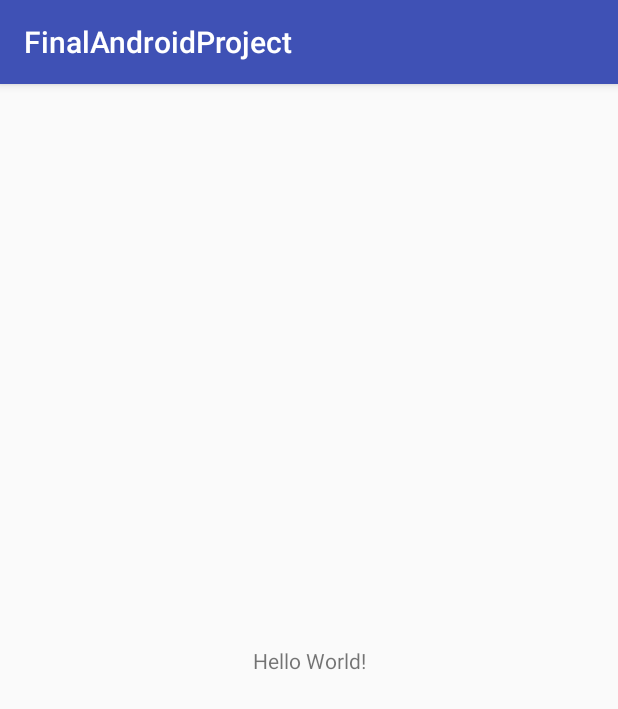
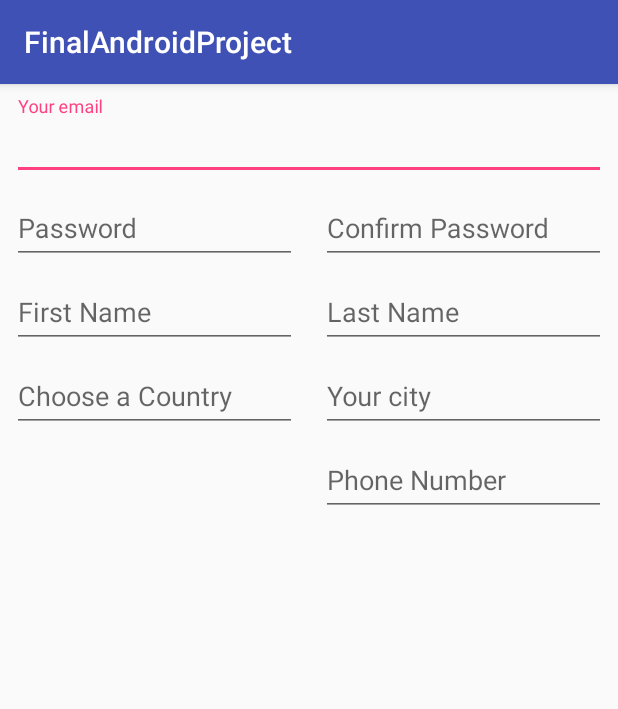
Before and after one commit to CamileDahdah/Android-Project, an Android app: the screen it shows after launch (MainActivity), on a phone screen of 412 x 824 dp. Shown: the top 709 px of the screen. Run offline under Robolectric (Android 15) with nearby library versions, the phone set to English and light mode, and no system bars; our stand-ins replace ButterKnife.

Commit message:
Add sign up layout

```diff
--- a/app/src/main/java/com/example/camilledahdah/finalandroidproject/MainActivity.java
+++ b/app/src/main/java/com/example/camilledahdah/finalandroidproject/MainActivity.java
@@ -1,13 +1,201 @@
 package com.example.camilledahdah.finalandroidproject;
 
+import android.content.Context;
+import android.os.Bundle;
+import android.support.design.widget.TextInputEditText;
+import android.support.design.widget.TextInputLayout;
 import android.support.v7.app.AppCompatActivity;
-import android.os.Bundle;
+import android.support.v7.widget.LinearLayoutManager;
+import android.support.v7.widget.RecyclerView;
+import android.text.Editable;
+import android.text.TextWatcher;
+import android.view.LayoutInflater;
+import android.view.View;
+import android.view.ViewGroup;
+import android.widget.ArrayAdapter;
+import android.widget.EditText;
+import android.widget.SimpleAdapter;
+import android.widget.Spinner;
+import android.widget.TextView;
+import android.widget.Toast;
+
+import java.util.ArrayList;
+import java.util.Collections;
+import java.util.List;
+import java.util.Locale;
+import java.util.zip.Inflater;
+
+
+import butterknife.BindView;
+import butterknife.ButterKnife;
+import butterknife.OnClick;
+import butterknife.OnFocusChange;
+
 
 public class MainActivity extends AppCompatActivity {
+
+    private SimpleAdapter adapter;
+
+    @BindView(R.id.recycler_view)
+    RecyclerView recyclerView;
+
+    @BindView(R.id.search)
+    public TextInputLayout search;
+
+    @BindView(R.id.search_text)
+    public TextInputEditText searchText;
+
+    List<String> countries = new ArrayList();
 
     @Override
     protected void onCreate(Bundle savedInstanceState) {
         super.onCreate(savedInstanceState);
-        setContentView(R.layout.activity_main);
+        setContentView(R.layout.signup);
+
+        ButterKnife.bind(this);
+
+        Locale[] locale = Locale.getAvailableLocales();
+
+        String country;
+
+        for( Locale loc : locale ){
+            country = loc.getDisplayCountry();
+            if( country.length() > 0 && !countries.contains(country) ){
+                countries.add( country );
+            }
+        }
+        Collections.sort(countries, String.CASE_INSENSITIVE_ORDER);
+
+        recyclerView.setHasFixedSize(true);
+        recyclerView.setLayoutManager(new LinearLayoutManager(this));
+
+        // call the adapter with argument list of items and context.
+        adapter = new SimpleAdapter(countries, this);
+        recyclerView.setAdapter(adapter);
+
+        recyclerView.setVisibility(View.INVISIBLE);
+
+        addTextListener();
+
+    }
+
+    @OnClick(R.id.search)
+    public void search() {
+        recyclerView.setVisibility(View.VISIBLE);
+
+    }
+
+    @OnFocusChange(R.id.search_text)
+    public void onFocusChange(boolean hasFocus) {
+
+        if (hasFocus) {
+            recyclerView.setVisibility(View.VISIBLE);
+        } else {
+            recyclerView.setVisibility(View.INVISIBLE);
+        }
+
+    }
+
+    public void addTextListener(){
+
+        searchText.addTextChangedListener(new TextWatcher() {
+
+            public void afterTextChanged(Editable s) {}
+
+            public void beforeTextChanged(CharSequence s, int start, int count, int after) {}
+
+            public void onTextChanged(CharSequence query, int start, int before, int count) {
+
+                recyclerView.setVisibility(View.VISIBLE);
+
+                query = query.toString().toLowerCase();
+
+                final List<String> filteredList = new ArrayList<>();
+
+                for (int i = 0; i < countries.size(); i++) {
+
+                    final String text = countries.get(i).toLowerCase();
+                    if (text.contains(query)) {
+
+                        filteredList.add(countries.get(i));
+                    }
+                }
+
+                recyclerView.setLayoutManager(new LinearLayoutManager(MainActivity.this));
+                adapter = new SimpleAdapter(filteredList, MainActivity.this);
+                recyclerView.setAdapter(adapter);
+                adapter.notifyDataSetChanged();  // data set changed
+            }
+        });
+    }
+
+    public class SimpleAdapter extends
+            RecyclerView.Adapter<SimpleAdapter.MyViewHolder> {
+
+        private List<String> list_item ;
+        public Context mcontext;
+
+
+
+        public SimpleAdapter(List<String> list, Context context) {
+
+            list_item = list;
+            mcontext = context;
+        }
+
+        // Called when RecyclerView needs a new RecyclerView.ViewHolder of the given type to represent an item.
+        @Override
+        public SimpleAdapter.MyViewHolder onCreateViewHolder(ViewGroup parent,
+                                                             int viewType) {
+            // create a layout
+            View view = LayoutInflater.from(parent.getContext()).inflate(
+                    R.layout.list_item, null);
+
+            MyViewHolder myViewHolder = new MyViewHolder(view);
+            return myViewHolder;
+        }
+
+        // Called by RecyclerView to display the data at the specified position.
+        @Override
+        public void onBindViewHolder(final MyViewHolder viewHolder, final int position ) {
+
+
+            viewHolder.country_name.setText(list_item.get(position));
+
+            viewHolder.country_name.setOnClickListener(new View.OnClickListener() {
+                @Override
+                public void onClick(View v) {
+
+                    Toast.makeText(mcontext, list_item.get(position),
+                            Toast.LENGTH_LONG).show();
+
+                    searchText.setText(list_item.get(position));
+                    recyclerView.setVisibility(View.INVISIBLE);
+                    //searchText.setFocusable(false);
+
+                }
+            });
+
+        }
+
+        // initializes textview in this class
+        public class MyViewHolder extends RecyclerView.ViewHolder {
+
+            public TextView country_name;
+
+            public MyViewHolder(View itemLayoutView) {
+                super(itemLayoutView);
+
+                country_name = itemLayoutView.findViewById(R.id.country_name);
+
+            }
+        }
+
+        //Returns the total number of items in the data set hold by the adapter.
+        @Override
+        public int getItemCount() {
+            return list_item.size();
+        }
+
     }
 }
--- a/app/src/main/res/layout/activity_main.xml
+++ /dev/null
@@ -1,18 +0,0 @@
-<?xml version="1.0" encoding="utf-8"?>
-<android.support.constraint.ConstraintLayout xmlns:android="http://schemas.android.com/apk/res/android"
-    xmlns:app="http://schemas.android.com/apk/res-auto"
-    xmlns:tools="http://schemas.android.com/tools"
-    android:layout_width="match_parent"
-    android:layout_height="match_parent"
-    tools:context="com.example.camilledahdah.finalandroidproject.MainActivity">
-
-    <TextView
-        android:layout_width="wrap_content"
-        android:layout_height="wrap_content"
-        android:text="Hello World!"
-        app:layout_constraintBottom_toBottomOf="parent"
-        app:layout_constraintLeft_toLeftOf="parent"
-        app:layout_constraintRight_toRightOf="parent"
-        app:layout_constraintTop_toTopOf="parent" />
-
-</android.support.constraint.ConstraintLayout>
--- /dev/null
+++ b/app/src/main/res/layout/list_item.xml
@@ -0,0 +1,20 @@
+<?xml version="1.0" encoding="utf-8"?>
+<android.support.constraint.ConstraintLayout
+    xmlns:android="http://schemas.android.com/apk/res/android" android:layout_width="match_parent"
+    android:layout_height="match_parent">
+
+    <RelativeLayout
+        android:layout_width="wrap_content"
+        android:layout_height="wrap_content">
+
+        <TextView
+            android:id="@+id/country_name"
+            android:layout_width="match_parent"
+            android:layout_height="wrap_content"
+            android:layout_alignParentTop="true"
+            android:textColor="#000000"
+            android:textSize="25dp" />
+
+    </RelativeLayout>
+
+</android.support.constraint.ConstraintLayout>
--- /dev/null
+++ b/app/src/main/res/layout/signup.xml
@@ -0,0 +1,189 @@
+<?xml version="1.0" encoding="utf-8"?>
+<RelativeLayout xmlns:android="http://schemas.android.com/apk/res/android"
+    xmlns:tools="http://schemas.android.com/tools"
+    android:layout_width="match_parent"
+    android:layout_height="match_parent"
+    tools:layout_editor_absoluteY="81dp">
+
+
+
+    <android.support.design.widget.TextInputLayout
+        android:id="@+id/email_placeholder"
+        android:layout_width="match_parent"
+        android:layout_height="wrap_content"
+        android:layout_alignParentStart="true"
+        android:layout_alignParentTop="true"
+        android:layout_marginTop="8dp"
+        android:layout_marginStart="8dp"
+        android:layout_marginEnd="8dp"
+
+        >
+
+        <android.support.design.widget.TextInputEditText
+            android:id="@+id/email"
+            android:layout_width="match_parent"
+            android:layout_height="wrap_content"
+            android:hint="Your email" />
+
+    </android.support.design.widget.TextInputLayout>
+
+
+    <android.support.design.widget.TextInputLayout
+        android:id="@+id/password_placeholder"
+        android:layout_width="match_parent"
+        android:layout_height="wrap_content"
+        android:layout_alignParentStart="true"
+        android:layout_toLeftOf="@id/centerShim"
+        android:layout_below="@id/email_placeholder"
+        android:layout_marginStart="8dp"
+        android:layout_marginEnd="8dp"
+
+        >
+
+        <android.support.design.widget.TextInputEditText
+            android:id="@+id/password"
+            android:layout_width="match_parent"
+            android:layout_height="wrap_content"
+            android:hint="Password" />
+
+    </android.support.design.widget.TextInputLayout>
+
+
+    <android.support.design.widget.TextInputLayout
+        android:id="@+id/confirm_password_placeholder"
+        android:layout_width="match_parent"
+        android:layout_height="wrap_content"
+        android:layout_toRightOf="@id/centerShim"
+        android:layout_below="@id/email_placeholder"
+        android:layout_marginStart="8dp"
+        android:layout_marginEnd="8dp"
+        >
+
+        <android.support.design.widget.TextInputEditText
+            android:id="@+id/confirm_password"
+            android:layout_width="match_parent"
+            android:layout_height="wrap_content"
+            android:hint="Confirm Password" />
+
+    </android.support.design.widget.TextInputLayout>
+
+
+    <View
+        android:id="@+id/centerShim"
+        android:layout_height="match_parent"
+        android:layout_width="0dp"
+        android:visibility="invisible"
+        android:layout_centerHorizontal="true"/>
+
+    <android.support.design.widget.TextInputLayout
+        android:id="@+id/first_name_holder"
+        android:layout_width="match_parent"
+        android:layout_height="wrap_content"
+        android:layout_alignParentStart="true"
+        android:layout_toLeftOf="@id/centerShim"
+        android:layout_below="@id/password_placeholder"
+        android:layout_marginStart="8dp"
+        android:layout_marginEnd="8dp"
+        >
+
+        <android.support.design.widget.TextInputEditText
+            android:id="@+id/first_name"
+            android:layout_width="match_parent"
+            android:layout_height="wrap_content"
+            android:hint="First Name" />
+
+    </android.support.design.widget.TextInputLayout>
+
+
+    <android.support.design.widget.TextInputLayout
+        android:id="@+id/last_name_holder"
+        android:layout_width="match_parent"
+        android:layout_height="wrap_content"
+        android:layout_toRightOf="@id/centerShim"
+        android:layout_below="@id/password_placeholder"
+        android:layout_marginStart="8dp"
+        android:layout_marginEnd="8dp"
+        >
+
+        <android.support.design.widget.TextInputEditText
+            android:id="@+id/last_name"
+            android:layout_width="match_parent"
+            android:layout_height="wrap_content"
+            android:hint="Last Name" />
+
+    </android.support.design.widget.TextInputLayout>
+
+
+    <android.support.design.widget.TextInputLayout
+        android:id="@+id/search"
+        android:layout_width="match_parent"
+        android:layout_height="wrap_content"
+        android:layout_below="@id/first_name_holder"
+        android:layout_marginStart="8dp"
+        android:layout_toLeftOf="@id/centerShim"
+        android:layout_marginEnd="8dp"
+        >
+
+        <android.support.design.widget.TextInputEditText
+            android:id="@+id/search_text"
+            android:layout_width="match_parent"
+            android:layout_height="wrap_content"
+            android:hint="Choose a Country"
+
+            android:layout_gravity="center_vertical"/>
+
+    </android.support.design.widget.TextInputLayout>
+
+
+
+
+    <android.support.v7.widget.RecyclerView
+        android:id="@+id/recycler_view"
+        android:layout_width="match_parent"
+        android:layout_height="match_parent"
+        android:padding="8dp"
+        android:layout_below="@+id/search"
+        android:visibility="visible"
+        android:layout_marginStart="8dp"
+        android:layout_marginEnd="8dp"/>
+
+
+    <android.support.design.widget.TextInputLayout
+        android:id="@+id/city_holder"
+        android:layout_width="match_parent"
+        android:layout_height="wrap_content"
+        android:layout_toRightOf="@id/centerShim"
+        android:layout_below="@id/last_name_holder"
+        android:layout_marginStart="8dp"
+        android:layout_marginEnd="8dp"
+        >
+
+        <android.support.design.widget.TextInputEditText
+            android:id="@+id/city"
+            android:layout_width="match_parent"
+            android:layout_height="wrap_content"
+            android:hint="Your city" />
+
+    </android.support.design.widget.TextInputLayout>
+
+
+    <android.support.design.widget.TextInputLayout
+        android:id="@+id/phone_number_holder"
+        android:layout_width="match_parent"
+        android:layout_height="wrap_content"
+        android:layout_toRightOf="@id/centerShim"
+        android:layout_below="@id/city_holder"
+        android:layout_marginStart="8dp"
+        android:layout_marginEnd="8dp"
+        >
+
+        <android.support.design.widget.TextInputEditText
+            android:id="@+id/phone_number"
+            android:layout_width="match_parent"
+            android:layout_height="wrap_content"
+            android:hint="Phone Number" />
+
+    </android.support.design.widget.TextInputLayout>
+
+
+</RelativeLayout>
```
Also changed, not shown: app/build.gradle (+16 -0 lines).
